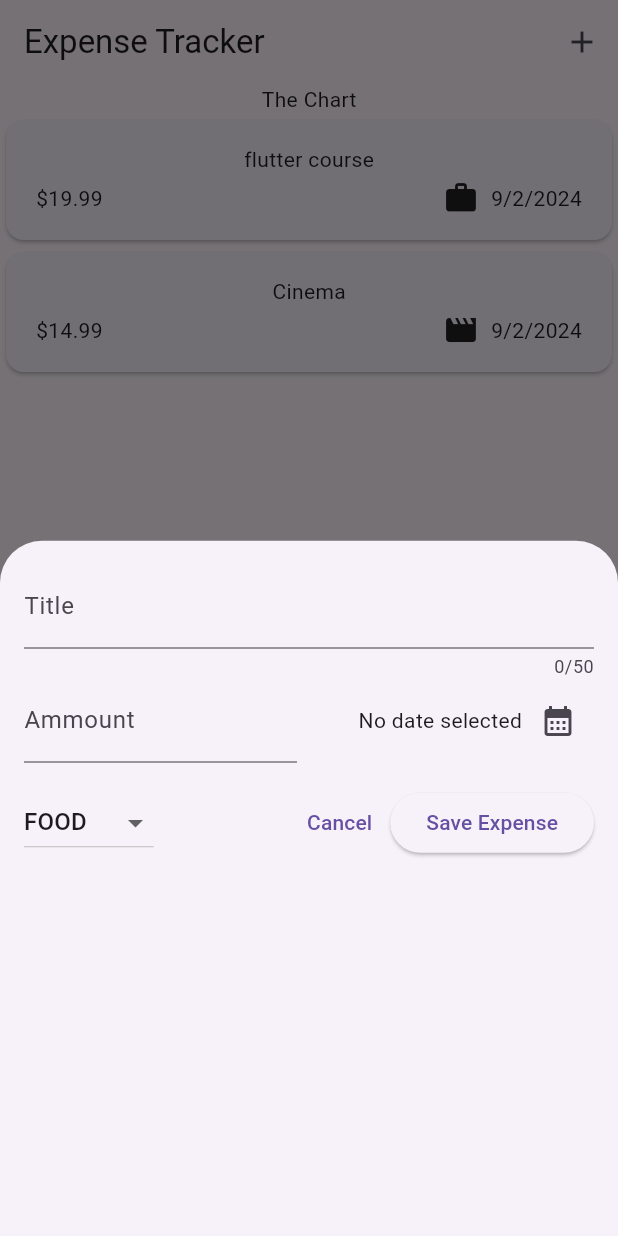
After one commit to wreck046/expense_tracker, a Flutter app: the screen it shows after launch, after a tap on the "add" icon, on a phone screen of 412 x 824 dp. The commit adds this screen. Run offline on Flutter 3.47's test engine with Material 3 defaults, Android fonts, the phone set to English and light mode, and no system bars.

Commit message:
adding a date picker and making a form for user to entry another child of expenses list.

```diff
--- a/lib/widget/expenses.dart
+++ b/lib/widget/expenses.dart
@@ -1,5 +1,6 @@
 import 'package:expense_tracker/widget/expenses_list/expenses_list.dart';
 import 'package:expense_tracker/models/expense.dart';
+import 'package:expense_tracker/widget/new_expense.dart';
 import 'package:flutter/material.dart';
 
 class Expenses extends StatefulWidget {
@@ -25,9 +26,20 @@ class _ExpensesState extends State<Expenses> {
         category: Category.leisure),
   ];
 
+  void _openAddExpense() {
+    showModalBottomSheet(
+        context: context, builder: (ctx) => const NewExpense());
+  }
+
   @override
   Widget build(BuildContext context) {
     return Scaffold(
+      appBar: AppBar(
+        title: const Text('Expense Tracker'),
+        actions: [
+          IconButton(onPressed: _openAddExpense, icon: const Icon(Icons.add))
+        ],
+      ),
       body: Column(
         children: [
           const Text('The Chart'),
--- /dev/null
+++ b/lib/widget/new_expense.dart
@@ -0,0 +1,120 @@
+import 'package:flutter/material.dart';
+
+import 'package:expense_tracker/models/expense.dart';
+
+class NewExpense extends StatefulWidget {
+  const NewExpense({super.key});
+
+  @override
+  State<StatefulWidget> createState() {
+    return _NewExpenseState();
+  }
+}
+
+class _NewExpenseState extends State<NewExpense> {
+  final _titleController = TextEditingController();
+  final _amountController = TextEditingController();
+  DateTime? _selectedDate;
+  Category _selectedCategory = Category.food;
+
+  void _presentDatePicker() async {
+    final now = DateTime.now();
+    final firstDate = DateTime(now.year - 1, now.month, now.day);
+    final pickedDate = await showDatePicker(
+        context: context,
+        initialDate: now,
+        firstDate: firstDate,
+        lastDate: now);
+    setState(() {
+      _selectedDate = pickedDate;
+    });
+  }
+
+  @override
+  void dispose() {
+    _titleController.dispose();
+    _amountController.dispose();
+    super.dispose();
+  }
+
+  @override
+  Widget build(BuildContext context) {
+    return Padding(
+      padding: const EdgeInsets.all(16),
+      child: Column(
+        children: [
+          TextField(
+            controller: _titleController,
+            maxLength: 50,
+            decoration: const InputDecoration(label: Text('Title')),
+          ),
+          Row(
+            children: [
+              Expanded(
+                child: TextField(
+                  controller: _amountController,
+                  keyboardType: TextInputType.number,
+                  decoration: const InputDecoration(
+                      prefixText: '\$ ', label: Text('Ammount')),
+                ),
+              ),
+              const SizedBox(width: 16),
+              Expanded(
+                child: Row(
+                  mainAxisAlignment: MainAxisAlignment.end,
+                  crossAxisAlignment: CrossAxisAlignment.center,
+                  children: [
+                    Text(_selectedDate == null
+                        ? 'No date selected'
+                        : formatter.format(_selectedDate!)),
+                    IconButton(
+                      onPressed: _presentDatePicker,
+                      icon: const Icon(Icons.calendar_month),
+                    ),
+                  ],
+                ),
+              ),
+            ],
+          ),
+          const SizedBox(height: 16),
+          Row(
+            children: [
+              DropdownButton(
+                  value: _selectedCategory,
+                  items: Category.values
+                      .map(
+                        (category) => DropdownMenuItem(
+                          value: category,
+                          child: Text(
+                            category.name.toUpperCase(),
+                          ),
+                        ),
+                      )
+                      .toList(),
+                  onChanged: (value) {
+                    setState(() {
+                      if (value == null) {
+                        return;
+                      }
+                      _selectedCategory = value;
+                    });
+                  }),
+              const Spacer(),
+              TextButton(
+                  onPressed: () {
+                    Navigator.pop(context);
+                  },
+                  child: const Text('Cancel')),
+              ElevatedButton(
+                  onPressed: () {
+                    print(_titleController.text);
+                    print(_amountController.text);
+                  },
+                  child: const Text('Save Expense')),
+            ],
+          )
+        ],
+      ),
+    );
+  }
+}
```
